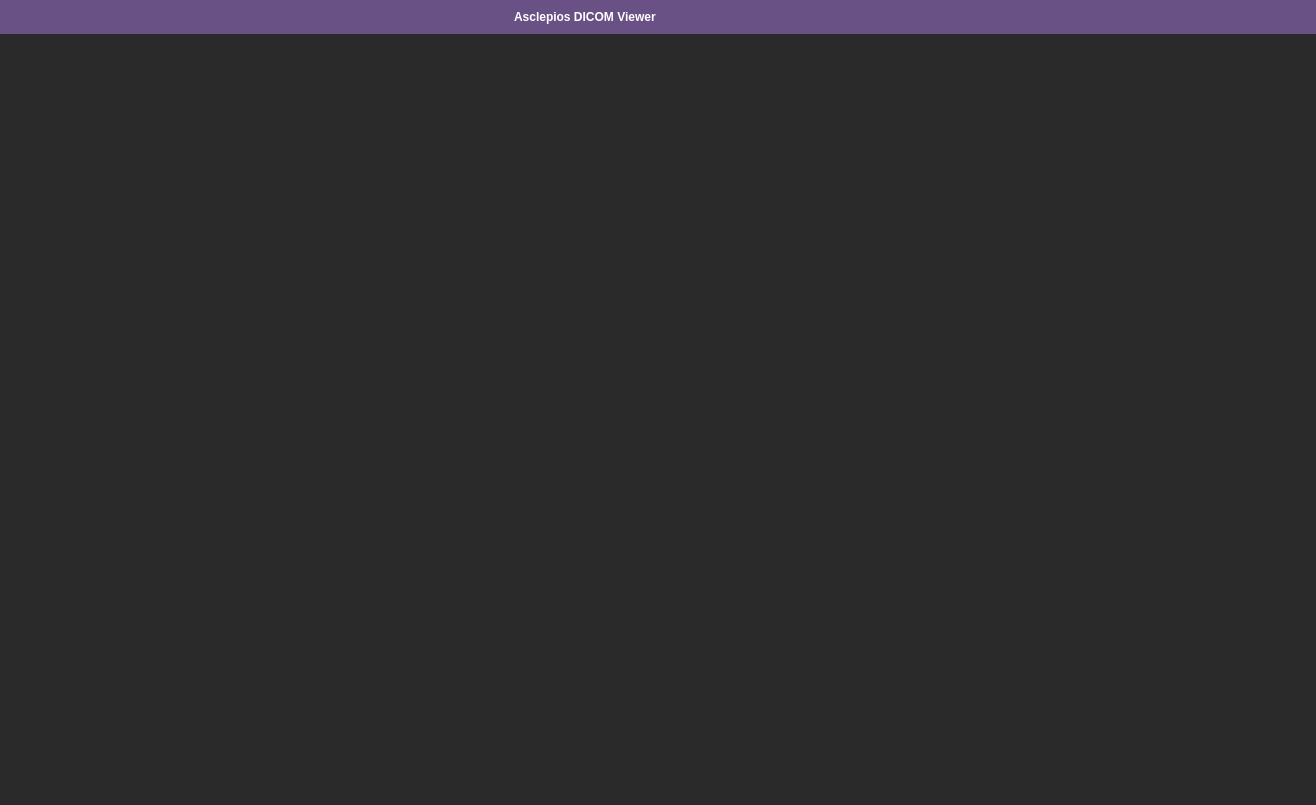
This is src/gui/guiframe.ui in GavriloviciEduard/Asclepios-DICOM-Viewer as Qt 5 draws it before an edit. The edited form follows.
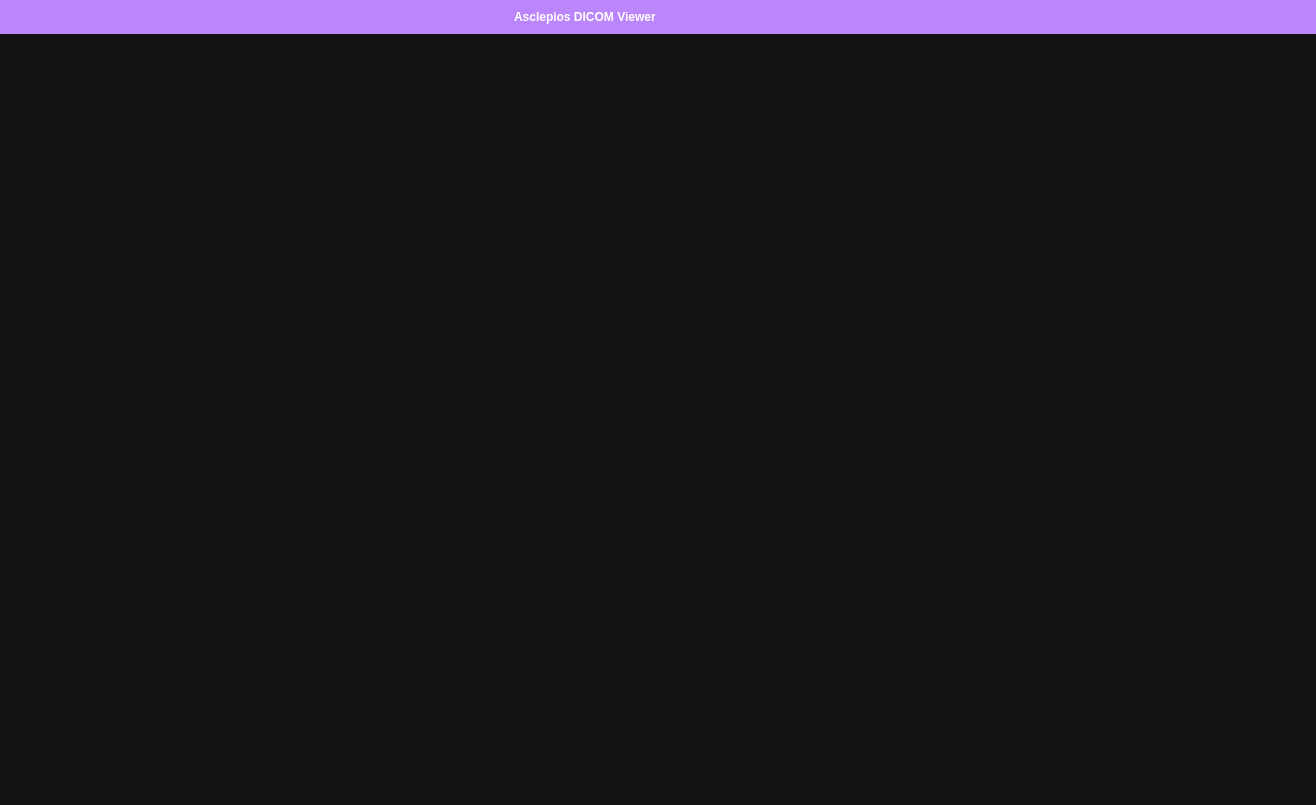
This is the edited form. Icons and pictures are not drawn.

The edit to the form file:
```diff
--- a/src/gui/guiframe.ui
+++ b/src/gui/guiframe.ui
@@ -64,11 +64,11 @@
 }
 #GUIFrame
 {
-	background-color: #2a2a2b ;
+	background-color: #121212 ;
 }
 #widgetTopBar
 {
-	background-color: #695085;
+	background-color: #bb86fc;
 }
 #icon
 {
@@ -105,7 +105,7 @@
 }
 QMenuBar
 {
-background-color: #695085;
+background-color: #bb86fc;
 color : white;
 }
 
@@ -113,6 +113,11 @@
 {
 background-color:#2a2a2c;
 color : white;
+}
+
+QMenuBar::item:selected,
+QMenu::item:selected {
+	background-color:  rgba(128, 128, 128, 0.5);
 }</string>
   </property>
   <property name="lineWidth">
```
Left out of the diff: 4 changed lines with no effect on the pictures.
